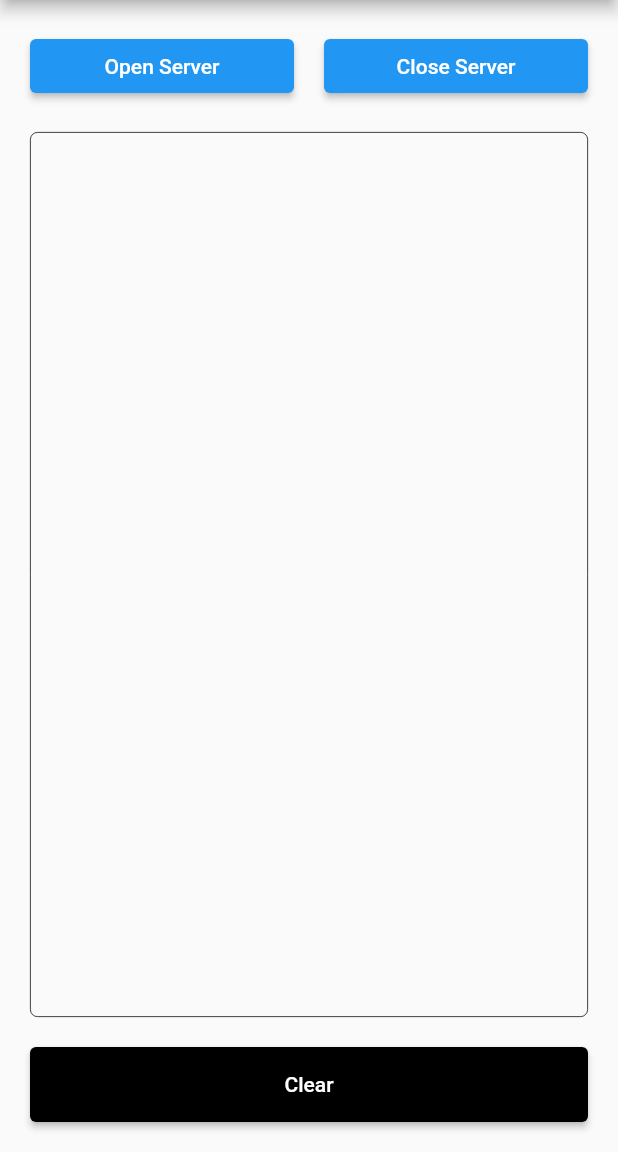
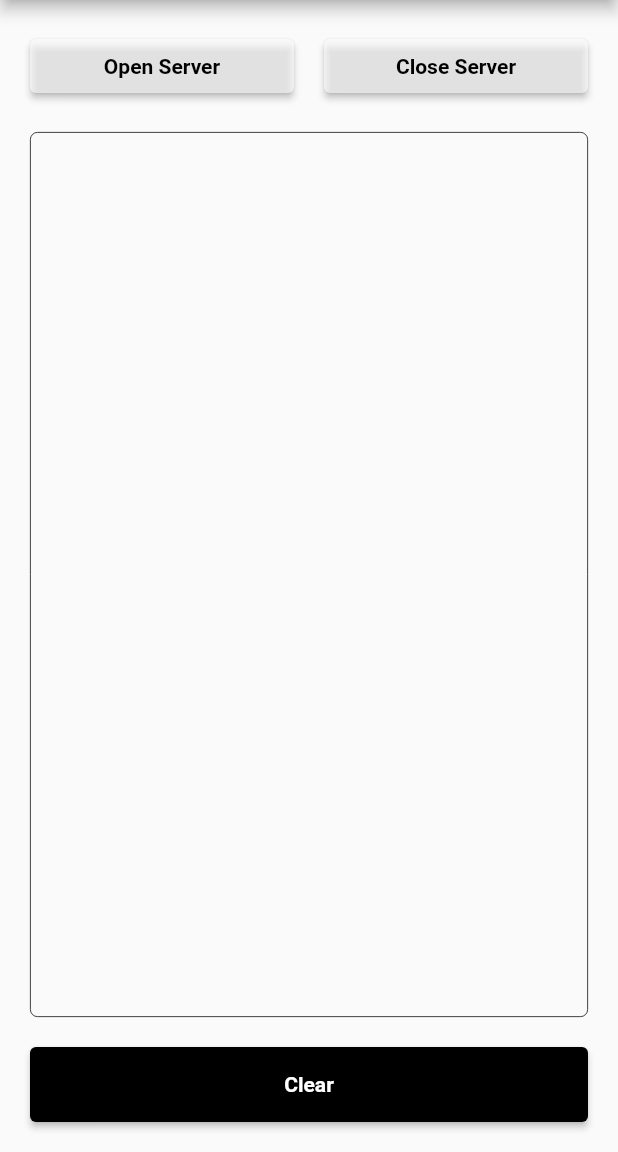
Before and after one commit to sohay19/Flutter_TCP_Server, a Flutter app: the screen it shows after launch, on a phone screen of 412 x 824 dp, the part 84-1236 px from its top. Run offline on Flutter 3.47's test engine with Material 2 defaults, Android fonts, the phone set to English and light mode, and no system bars; our stand-ins replace connectivity_plus; missing offline and left inert: network_info_plus.

Commit message:
버튼 글씨 Bold 처리 + 색상 변경

```diff
--- a/lib/view/material/main_material_view.dart
+++ b/lib/view/material/main_material_view.dart
@@ -47,7 +47,11 @@ class _MaterialMainPageState extends State<MaterialMainPage> {
                       Colors.black,
                     )
                   ),
-                  child: Text('Clear'),
+                  child: Text('Clear',
+                    style: TextStyle(
+                      fontWeight: FontWeight.bold,
+                    ),
+                  ),
                   onPressed: () {
                     context.read<MainProvider>().clearMessage();
                   },
@@ -69,7 +73,17 @@ class _ButtonMenu extends StatelessWidget {
         Expanded(
           child:
           ElevatedButton(
-            child: Text('Open Server'),
+            child: Text('Open Server',
+              style: TextStyle(
+                fontWeight: FontWeight.bold,
+                color: Colors.black,
+              ),
+            ),
+            style: ButtonStyle(
+              backgroundColor: MaterialStateProperty.all(
+                Colors.white60,
+              )
+            ),
             onPressed: () {
               context.read<MainProvider>().openServer();
             },
@@ -81,7 +95,17 @@ class _ButtonMenu extends StatelessWidget {
         Expanded(
           child:
           ElevatedButton(
-            child: Text('Close Server'),
+            child: Text('Close Server',
+              style: TextStyle(
+                fontWeight: FontWeight.bold,
+                color: Colors.black,
+              ),
+            ),
+            style: ButtonStyle(
+                backgroundColor: MaterialStateProperty.all(
+                  Colors.white60,
+                )
+            ),
             onPressed: () {
               context.read<MainProvider>().closeServer();
             },
```
Also changed, not shown: 2 other files.
